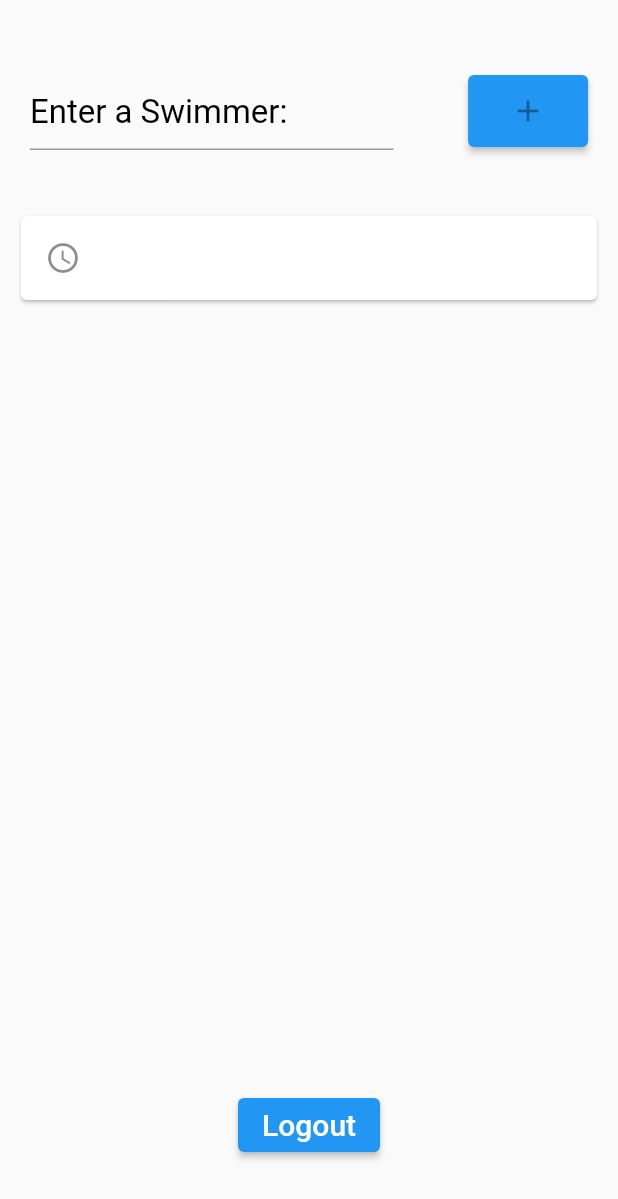
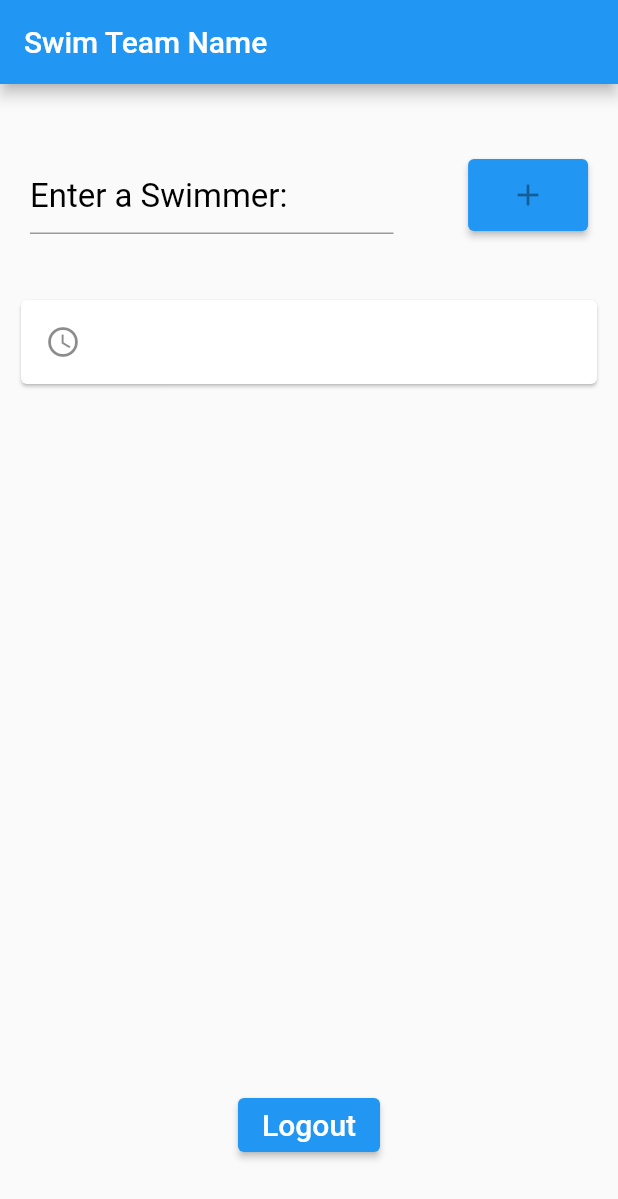
Before and after one commit to Cskeim4/swimteam_mgt, a Flutter app: the screen it shows once a user with an empty profile is signed in, after a tap on the "add" icon, on a phone screen of 412 x 824 dp. Shown: the top 1199 px of the screen. Run offline on Flutter 3.47's test engine with Material 2 defaults, Android fonts, the phone set to English and light mode, and no system bars; our stand-ins replace cloud_firestore, firebase_auth, firebase_core, google_sign_in; accounts and stored records are empty.

Commit message:
Version 1.2

```diff
--- a/lib/main.dart
+++ b/lib/main.dart
@@ -85,6 +85,9 @@ class _FirebaseDemoState extends State<FirebaseDemo> {
   Widget itemTileWidget(snapshot, position) {
     return ListTile(
       leading: Icon(Icons.access_time),
+        //onTap: (){
+
+    //},
       title: Text(snapshot.data.docs[position]['item_name']),
       onTap: () {
         setState(() {
@@ -158,6 +161,9 @@ class _FirebaseDemoState extends State<FirebaseDemo> {
 
   Widget mainScreen() {
     return Scaffold(
+      appBar: AppBar(
+        title: Text("Swim Team Name"),
+      ),
       body: Container(
         padding: EdgeInsets.symmetric(horizontal: 10, vertical: 50),
         height: MediaQuery.of(context).size.height,
@@ -176,11 +182,15 @@ class _FirebaseDemoState extends State<FirebaseDemo> {
 
   Widget loginScreen() {
     return Scaffold(
+      appBar: AppBar(
+        title: Text("Swim Team MGT"),
+      ),
       body: Container(
         padding: EdgeInsets.symmetric(horizontal: 10, vertical: 50),
         height: MediaQuery.of(context).size.height,
         width: MediaQuery.of(context).size.width,
         child: Column(
+          mainAxisAlignment: MainAxisAlignment.center,
           children: [
             Text("Not Logged in"),
             ElevatedButton(
```
Also changed, not shown: lib/swimmer.dart (+9 -3 lines), pubspec.yaml (+2 -8 lines), graphics/female_five.jpg (added), graphics/female_four.jpg (added), graphics/female_one.jpg (added), graphics/female_six.jpg (added), graphics/female_three.jpg (added), graphics/female_two.jpg (added), graphics/male_four.jpg (added), graphics/male_one.jpg (added), graphics/male_three.jpg (added), 3 other files.
